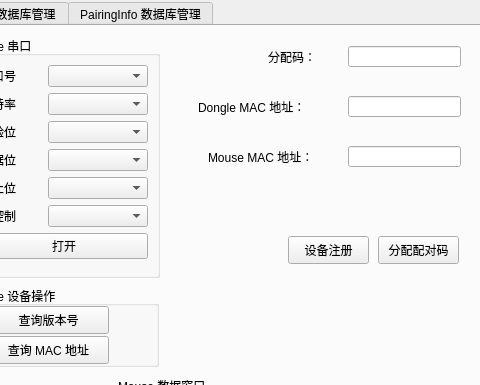
Above: UI/tool/pairingTool/pairingtool.ui from isDerek/ProductionTool before the change; both pictures show x 254 to 734 and y 0 to 385 of the 734 by 654 pixel window. Below: the same form after it.
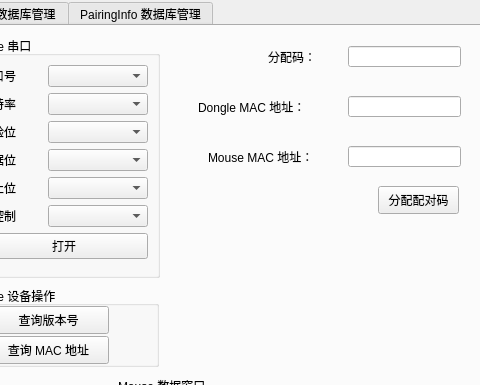
That is the form after the change. The open tabs and pages were chosen to show the change.

Commit message: 删除了注册设备按钮，添加了查看版本号接口，修复了端口串口 MAC 地址还存在问题

Diff of the .ui file:
```diff
--- a/UI/tool/pairingTool/pairingtool.ui
+++ b/UI/tool/pairingTool/pairingtool.ui
@@ -374,24 +374,11 @@
        </item>
       </layout>
      </widget>
-     <widget class="QPushButton" name="btn_registerDevice">
-      <property name="geometry">
-       <rect>
-        <x>540</x>
-        <y>210</y>
-        <width>81</width>
-        <height>28</height>
-       </rect>
-      </property>
-      <property name="text">
-       <string>设备注册</string>
-      </property>
-     </widget>
      <widget class="QPushButton" name="btn_paringCode">
       <property name="geometry">
        <rect>
         <x>630</x>
-        <y>210</y>
+        <y>160</y>
         <width>81</width>
         <height>28</height>
        </rect>
```
Left out of the diff: 2 changed lines with no effect on the pictures. The commit also changes 10 other files.
